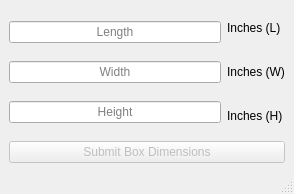
This is Stor3d/Stor3d.ui in wassupwolves/Capstone as Qt 5 draws it before an edit. The edited form follows.
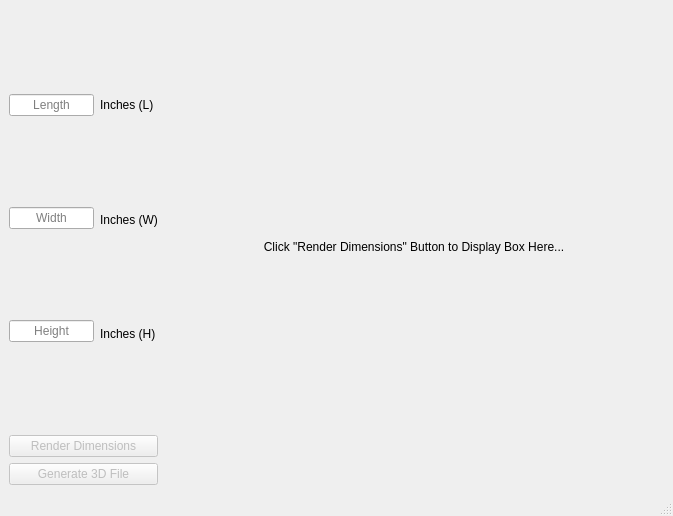
This is the edited form.

```diff
--- a/Stor3d/Stor3d.ui
+++ b/Stor3d/Stor3d.ui
@@ -6,8 +6,8 @@
    <rect>
     <x>0</x>
     <y>0</y>
-    <width>294</width>
-    <height>194</height>
+    <width>673</width>
+    <height>516</height>
    </rect>
   </property>
   <property name="windowTitle">
@@ -64,6 +64,12 @@
           </item>
           <item>
            <widget class="QLabel" name="widthLabel">
+            <property name="maximumSize">
+             <size>
+              <width>16777215</width>
+              <height>25</height>
+             </size>
+            </property>
             <property name="text">
              <string>Inches (W)</string>
             </property>
@@ -86,12 +92,38 @@
          <bool>false</bool>
         </property>
         <property name="text">
-         <string>Submit Box Dimensions</string>
+         <string>Render Dimensions</string>
+        </property>
+       </widget>
+      </item>
+      <item>
+       <widget class="QPushButton" name="generateSTLFile">
+        <property name="enabled">
+         <bool>false</bool>
+        </property>
+        <property name="text">
+         <string>Generate 3D File</string>
         </property>
        </widget>
       </item>
      </layout>
     </item>
+    <item>
+     <widget class="QLabel" name="insert_picture">
+      <property name="minimumSize">
+       <size>
+        <width>500</width>
+        <height>0</height>
+       </size>
+      </property>
+      <property name="text">
+       <string>Click &quot;Render Dimensions&quot; Button to Display Box Here...</string>
+      </property>
+      <property name="alignment">
+       <set>Qt::AlignCenter</set>
+      </property>
+     </widget>
+    </item>
    </layout>
   </widget>
   <widget class="QMenuBar" name="menubar">
```
Left out of the diff: 4 changed lines with no effect on the pictures.
